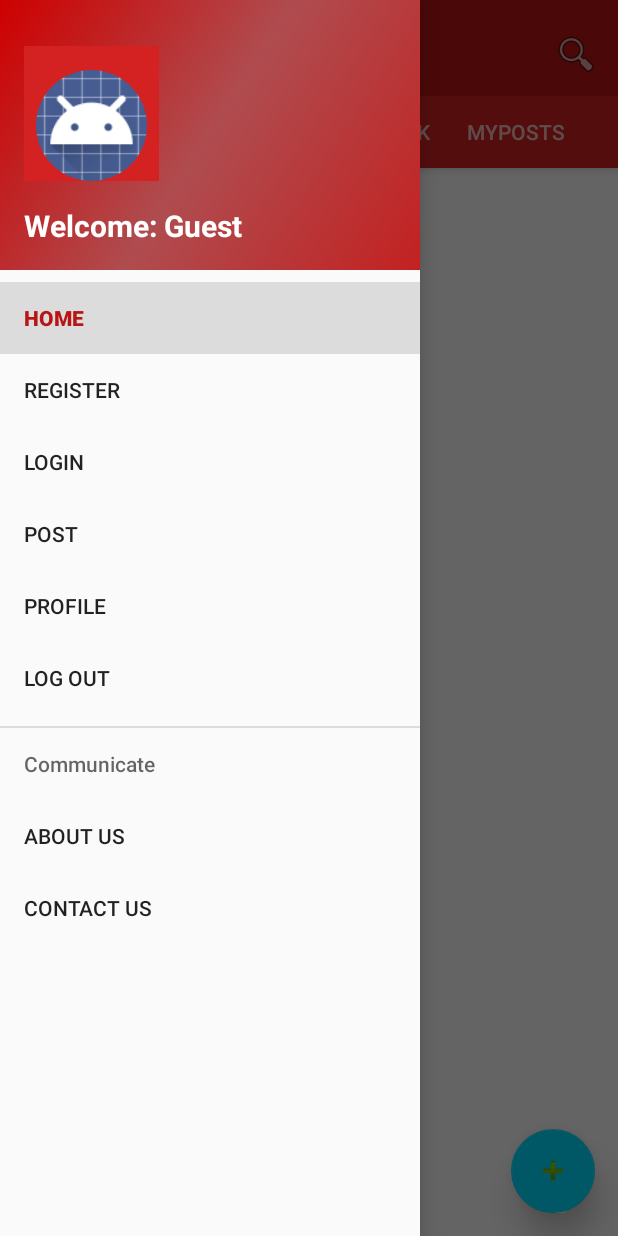
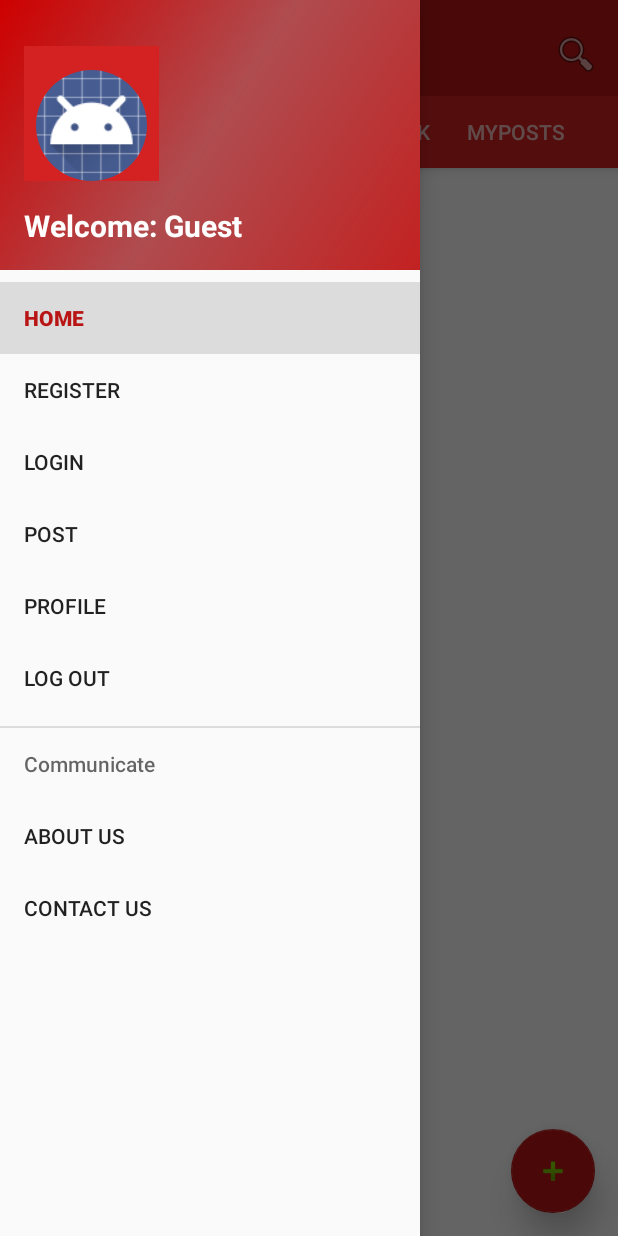
Before and after one commit to YESALAM/YoMarket, an Android app: the Post_Frag screen opened directly, with no data from a screen before it, with the side drawer open, on a phone screen of 412 x 824 dp. Run offline under Robolectric (Android 15) with nearby library versions, the phone set to English and light mode, and no system bars; our stand-ins replace CircleImageView; pictures from the network do not load; 2 statements that could not run were skipped.

Commit message:
fab color change

```diff
--- a/app/src/main/res/layout/fragment_post_frag.xml
+++ b/app/src/main/res/layout/fragment_post_frag.xml
@@ -44,7 +44,7 @@
         android:layout_marginBottom="15dp"
         android:layout_marginEnd="15dp"
         android:clickable="true"
-        app:backgroundTint="@android:color/holo_blue_bright"
+        app:backgroundTint="?colorPrimary"
         app:elevation="12dp"
         app:fabSize="normal"
         app:srcCompat="@android:drawable/ic_input_add" />
```
